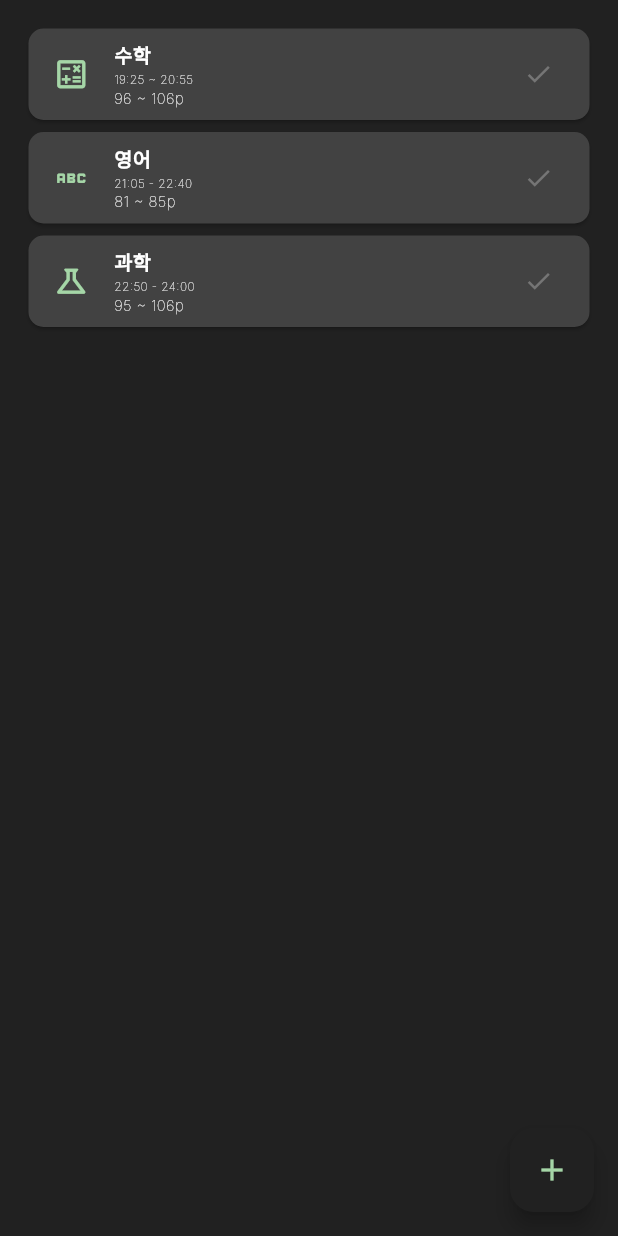
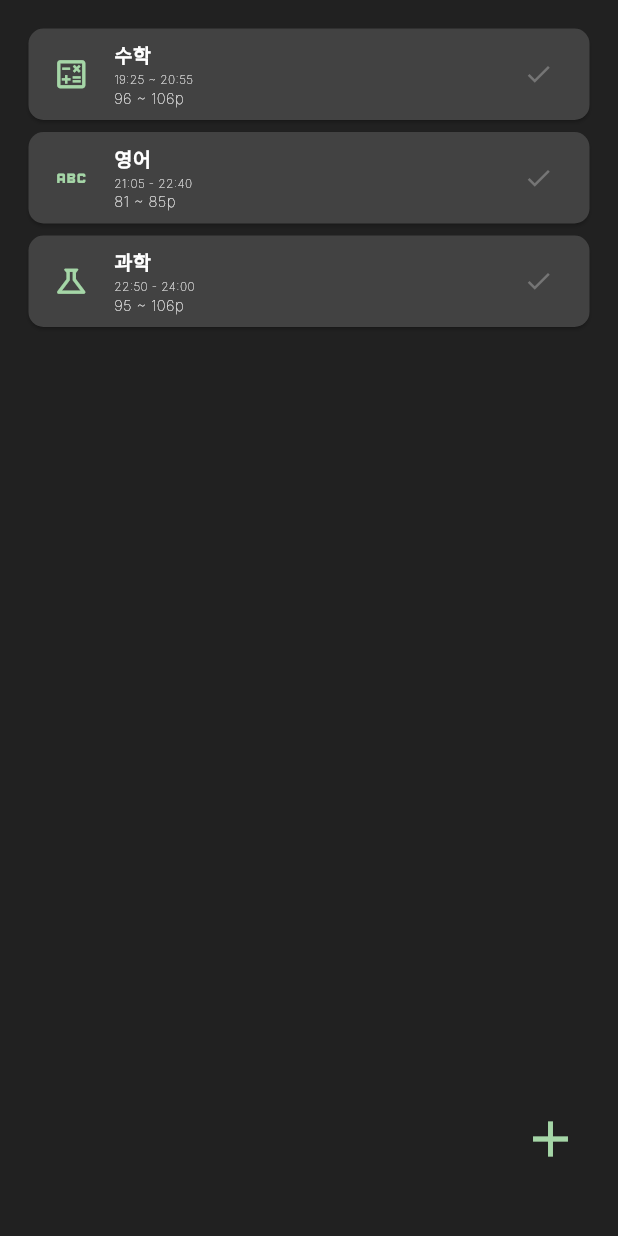
Before and after one commit to BUMDITBUL/BUMDITBUL_Flutter, a Flutter app: the Tasklist screen opened directly, on a phone screen of 412 x 824 dp. Run offline on Flutter 3.47's test engine with Material 3 defaults, Android fonts, the phone set to English and light mode, and no system bars; our stand-ins replace table_calendar.

Commit message:
📝 :: [#5] 라우터 추가, 텍스트 스타일 추가

```diff
--- a/lib/widget/taskList.dart
+++ b/lib/component/taskList.dart
@@ -1,5 +1,6 @@
 import 'package:bumditbul_flutter/const/bumditbul_colors.dart';
 import 'package:bumditbul_flutter/const/bumditbul_text_style.dart';
+import 'package:bumditbul_flutter/const/routes.dart';
 import 'package:flutter/material.dart';
 
 class Tasklist extends StatefulWidget {
@@ -51,13 +52,29 @@ class _TasklistState extends State<Tasklist> {
                 },
               ),
             ),
+            Align(
+              alignment: Alignment.bottomRight,
+              child: GestureDetector(
+                onTap: () {
+                  Navigator.pushNamed(context, Routes.taskAdd);
+                },
+                child: Container(
+                  width: 60,
+                  height: 100,
+                  decoration: BoxDecoration(
+                    color: BumditbulColors.black900,
+                    shape: BoxShape.circle,
+                  ),
+                  child: Icon(
+                    Icons.add,
+                    color: BumditbulColors.green200,
+                    size: 40,
+                  ),
+                ),
+              ),
+            ),
           ],
         ),
-      ),
-      floatingActionButton: FloatingActionButton(
-        onPressed: () {},
-        backgroundColor: BumditbulColors.black900,
-        child: Icon(Icons.add, color: BumditbulColors.green200),
       ),
     );
   }
@@ -103,15 +120,21 @@ class TaskCard extends StatelessWidget {
         subtitle: Column(
           crossAxisAlignment: CrossAxisAlignment.start,
           children: [
-            Text(task.time, style: BumditbulTextStyle.TaskTime(color: BumditbulColors.white)),
-            Text(task.score, style: BumditbulTextStyle.TaskRange(color: BumditbulColors.white)),
+            Text(task.time,
+                style:
+                    BumditbulTextStyle.TaskTime(color: BumditbulColors.white)),
+            Text(task.score,
+                style:
+                    BumditbulTextStyle.TaskRange(color: BumditbulColors.white)),
           ],
         ),
         trailing: GestureDetector(
           onTap: onToggle,
           child: Icon(
             Icons.check,
-            color: task.isCompleted ? BumditbulColors.green200 : BumditbulColors.black600,
+            color: task.isCompleted
+                ? BumditbulColors.green200
+                : BumditbulColors.black600,
             size: 20,
           ),
         ),
--- /dev/null
+++ b/lib/const/routes.dart
@@ -0,0 +1,10 @@
+class Routes {
+  static const String start = '/start_screen';
+  static const String login = '/login_screen';
+  static const String join = '/join_screen';
+  static const String main = '/main_screen';
+  static const String mypage = '/mypage_screen';
+  static const String taskAdd = '/task_add_screen';
+  static const String editProfile = '/edit_profile_screen';
+  static const String editPlan = '/edit_plan_screen';
+}
```
Also changed, not shown: lib/const/bumditbul_text_style.dart (+55 -1 lines).
